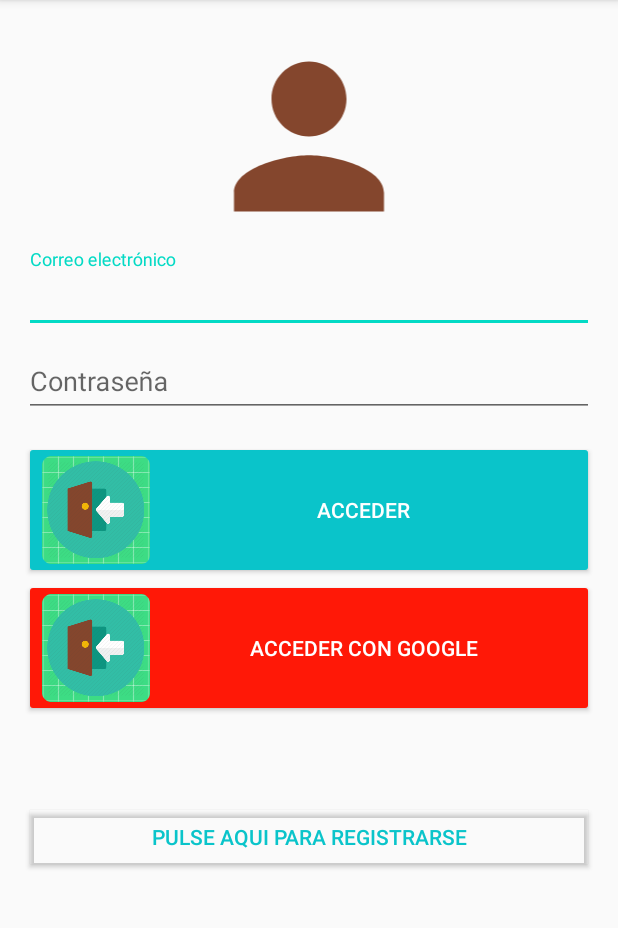
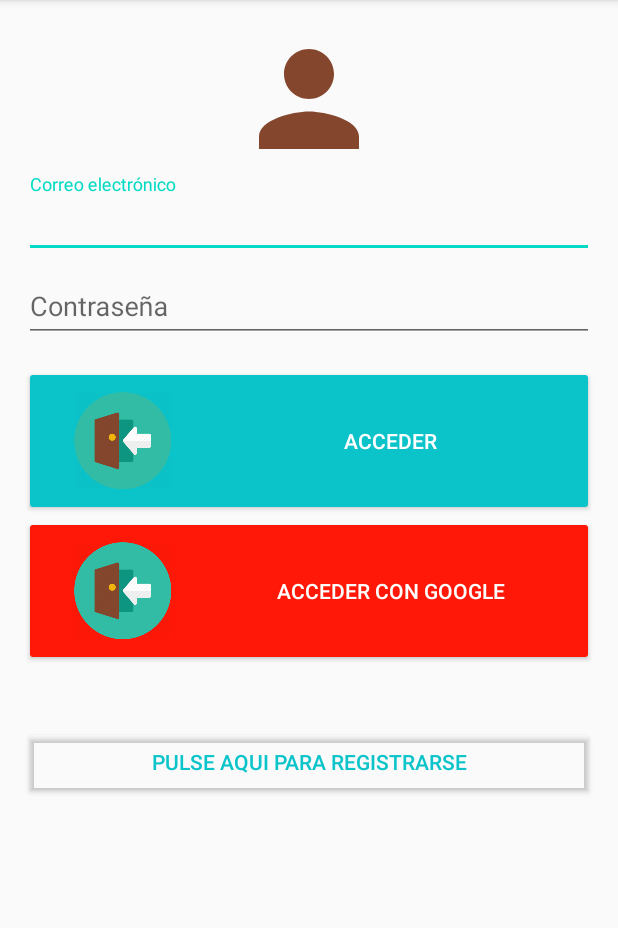
Before and after one commit to Xiirf/S5_Entragable1, an Android app: the screen it shows after launch once a user with an empty profile is signed in (LoginActivity), on a phone screen of 412 x 824 dp, the part 84-1012 px from its top. Run offline under Robolectric (Android 15) with nearby library versions, the phone set to English and light mode, and no system bars; our stand-ins replace Firebase (no records; nobody signed in at launch, a user with empty details on screens opened directly); 1 statement that could not run was skipped.

Commit message:
debug login + add register

```diff
--- a/app/src/main/AndroidManifest.xml
+++ b/app/src/main/AndroidManifest.xml
@@ -11,7 +11,8 @@
         android:roundIcon="@mipmap/ic_launcher_round"
         android:supportsRtl="true"
         android:theme="@style/AppTheme">
-        <activity android:name=".LoginActivity"></activity>
+        <activity android:name=".SignupActivity"></activity>
+        <activity android:name=".LoginActivity" />
         <activity android:name=".ViajesSeleccionadosActivity" />
         <activity android:name=".FilterActivity" />
         <activity android:name=".ViajeDisplayActivity" />
--- /dev/null
+++ b/app/src/main/res/drawable/ic_exit_to_app_black_24dp.xml
@@ -0,0 +1,4 @@
+<vector android:height="50dp" android:viewportHeight="24.0"
+    android:viewportWidth="24.0" android:width="50dp" xmlns:android="http://schemas.android.com/apk/res/android">
+    <path android:fillColor="#FF000000" android:pathData="M10.09,15.59L11.5,17l5,-5 -5,-5 -1.41,1.41L12.67,11H3v2h9.67l-2.58,2.59zM19,3H5c-1.11,0 -2,0.9 -2,2v4h2V5h14v14H5v-4H3v4c0,1.1 0.89,2 2,2h14c1.1,0 2,-0.9 2,-2V5c0,-1.1 -0.9,-2 -2,-2z"/>
+</vector>
--- a/app/src/main/res/layout/activity_login.xml
+++ b/app/src/main/res/layout/activity_login.xml
@@ -11,82 +11,81 @@
 
     <ImageView
         android:layout_width="wrap_content"
-        android:layout_height="150dp"
-        app:srcCompat="@drawable/ic_person_black"
+        android:layout_height="100dp"
         android:contentDescription="@string/app_name"
-        />
+        app:srcCompat="@drawable/ic_person_black" />
 
     <ScrollView
+        android:id="@+id/login_main_layout"
         android:layout_width="match_parent"
-        android:layout_height="match_parent"
-        android:id="@+id/login_main_layout">
+        android:layout_height="wrap_content">
 
         <LinearLayout
+            android:id="@+id/email_login_form"
             android:layout_width="match_parent"
             android:layout_height="wrap_content"
-            android:id="@+id/email_login_form"
             android:orientation="vertical">
 
             <com.google.android.material.textfield.TextInputLayout
+                android:id="@+id/login_email"
                 android:layout_width="match_parent"
-                android:layout_height="wrap_content"
-                android:id="@+id/login_email">
+                android:layout_height="wrap_content">
 
                 <AutoCompleteTextView
+                    android:id="@+id/login_email_et"
                     android:layout_width="match_parent"
                     android:layout_height="wrap_content"
-                    android:id="@+id/login_email_et"
                     android:hint="@string/login_email_et_hint"
                     android:inputType="textEmailAddress"
                     android:maxLines="1"
-                    android:singleLine="true"/>
+                    android:singleLine="true" />
 
             </com.google.android.material.textfield.TextInputLayout>
 
             <com.google.android.material.textfield.TextInputLayout
+                android:id="@+id/login_pass"
                 android:layout_width="match_parent"
-                android:layout_height="wrap_content"
-                android:id="@+id/login_pass">
+                android:layout_height="wrap_content">
 
                 <AutoCompleteTextView
+                    android:id="@+id/login_pass_et"
                     android:layout_width="match_parent"
                     android:layout_height="wrap_content"
-                    android:id="@+id/login_pass_et"
                     android:hint="@string/login_pass_et_hint"
                     android:inputType="textPassword" />
 
             </com.google.android.material.textfield.TextInputLayout>
 
             <androidx.appcompat.widget.AppCompatButton
+                android:id="@+id/login_button_mail"
+                android:layout_width="match_parent"
+                android:layout_height="100dp"
                 android:layout_marginTop="16dp"
+                android:backgroundTint="@color/blue_button"
+                android:drawableLeft="@mipmap/ic_login_foreground"
+                android:text="@string/login_button_mail_text"
+                android:textAllCaps="true"
+                android:textColor="@color/white" />
+
+            <androidx.appcompat.widget.AppCompatButton
+                android:id="@+id/login_button_google"
+                android:layout_width="match_parent"
+                android:layout_height="100dp"
+                android:backgroundTint="@color/red_google"
+                android:drawableLeft="@mipmap/ic_login_foreground"
+                android:text="@string/login_button_google_text"
+                android:textAllCaps="true"
+                android:textColor="@color/white" />
+
+            <Button
+                android:id="@+id/login_button_register"
                 android:layout_width="match_parent"
                 android:layout_height="wrap_content"
-                android:id="@+id/login_button_mail"
-                android:backgroundTint="@color/blue_button"
-                android:drawableLeft="@mipmap/ic_login_round"
-                android:textAllCaps="true"
-                android:text="@string/login_button_mail_text"
-                android:textColor="@color/white"/>
-
-            <androidx.appcompat.widget.AppCompatButton
-                android:layout_width="match_parent"
-                android:layout_height="wrap_content"
-                android:id="@+id/login_button_google"
-                android:backgroundTint="@color/red_google"
-                android:drawableLeft="@mipmap/ic_login_round"
-                android:textAllCaps="true"
-                android:text="@string/login_button_google_text"
-                android:textColor="@color/white"/>
-
-            <Button
-                android:layout_marginTop="56dp"
-                android:layout_width="match_parent"
-                android:layout_height="wrap_content"
-                android:id="@+id/login_button_register"
-                android:textAllCaps="true"
+                android:layout_marginTop="40dp"
                 android:backgroundTint="@color/transparent"
                 android:text="@string/login_button_register_text"
-                android:textColor="@color/blue_button"/>
+                android:textAllCaps="true"
+                android:textColor="@color/blue_button" />
 
 
         </LinearLayout>
```
Also changed, not shown: app/src/main/java/com/example/entrega1/LoginActivity.java (+13 -1 lines), app/src/main/java/com/example/entrega1/MainActivity.java (+15 -0 lines), app/src/main/java/com/example/entrega1/SignupActivity.java (added, +63 -0 lines), app/src/main/res/layout/activity_main.xml (+27 -1 lines), app/src/main/res/layout/activity_signup.xml (added, +72 -0 lines), app/src/main/res/values/strings.xml (+9 -0 lines).
